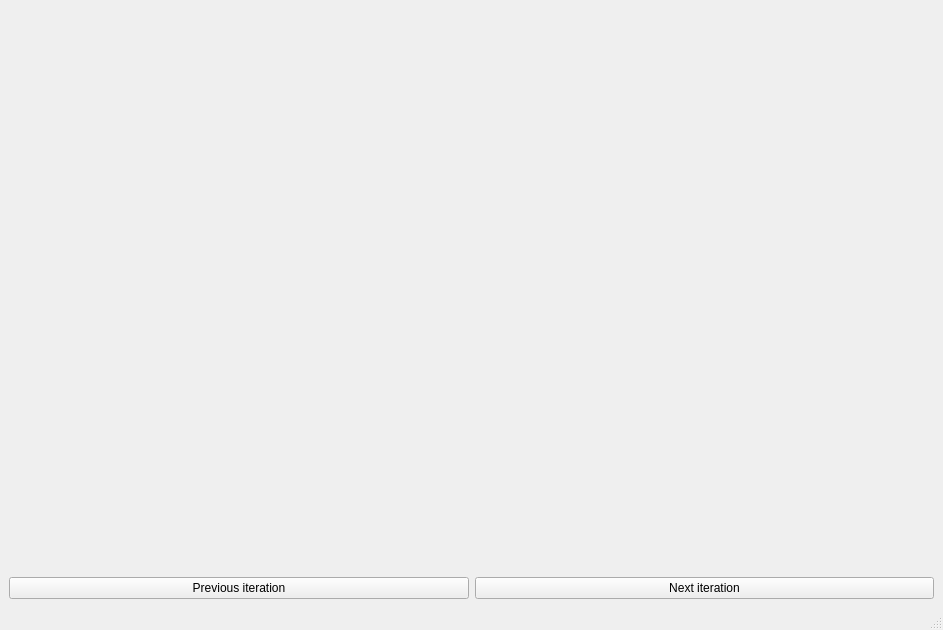
This is visualiser.ui in jimboboliver/limitedMemoryMCTS as Qt 5 draws it before an edit. The edited form follows.
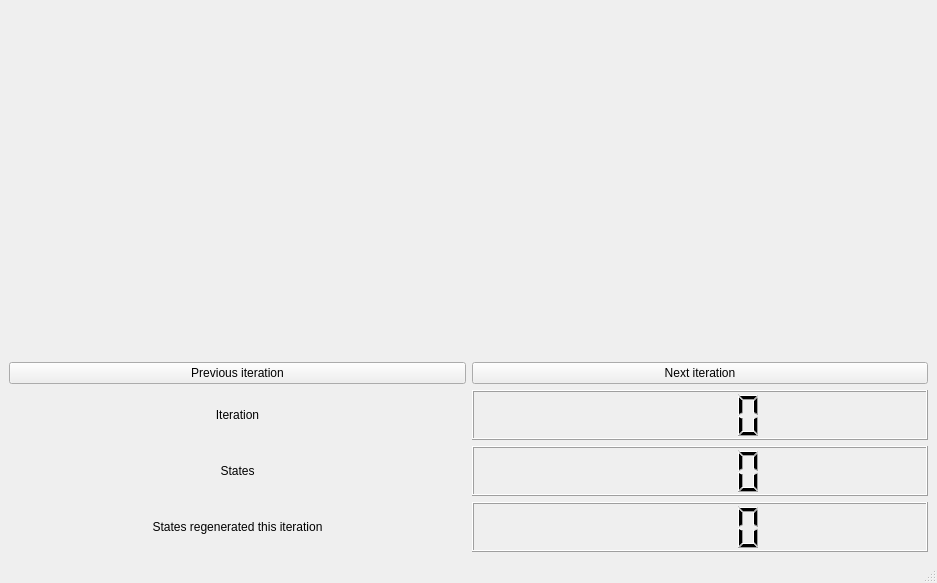
This is the edited form.

Diff of the .ui file:
```diff
--- a/visualiser.ui
+++ b/visualiser.ui
@@ -6,8 +6,8 @@
    <rect>
     <x>0</x>
     <y>0</y>
-    <width>943</width>
-    <height>630</height>
+    <width>937</width>
+    <height>583</height>
    </rect>
   </property>
   <property name="windowTitle">
@@ -43,6 +43,108 @@
       </item>
      </layout>
     </item>
+    <item>
+     <layout class="QHBoxLayout" name="horizontalLayout_2">
+      <item>
+       <widget class="QLabel" name="label">
+        <property name="sizePolicy">
+         <sizepolicy hsizetype="Preferred" vsizetype="Maximum">
+          <horstretch>0</horstretch>
+          <verstretch>0</verstretch>
+         </sizepolicy>
+        </property>
+        <property name="maximumSize">
+         <size>
+          <width>16777215</width>
+          <height>50</height>
+         </size>
+        </property>
+        <property name="text">
+         <string>Iteration</string>
+        </property>
+        <property name="alignment">
+         <set>Qt::AlignCenter</set>
+        </property>
+       </widget>
+      </item>
+      <item>
+       <widget class="QLCDNumber" name="iterationNumber">
+        <property name="sizePolicy">
+         <sizepolicy hsizetype="Preferred" vsizetype="Maximum">
+          <horstretch>0</horstretch>
+          <verstretch>0</verstretch>
+         </sizepolicy>
+        </property>
+        <property name="maximumSize">
+         <size>
+          <width>16777215</width>
+          <height>50</height>
+         </size>
+        </property>
+       </widget>
+      </item>
+     </layout>
+    </item>
+    <item>
+     <layout class="QHBoxLayout" name="horizontalLayout_4">
+      <item>
+       <widget class="QLabel" name="label_3">
+        <property name="maximumSize">
+         <size>
+          <width>16777215</width>
+          <height>50</height>
+         </size>
+        </property>
+        <property name="text">
+         <string>States</string>
+        </property>
+        <property name="alignment">
+         <set>Qt::AlignCenter</set>
+        </property>
+       </widget>
+      </item>
+      <item>
+       <widget class="QLCDNumber" name="statesNumber">
+        <property name="maximumSize">
+         <size>
+          <width>16777215</width>
+          <height>50</height>
+         </size>
+        </property>
+       </widget>
+      </item>
+     </layout>
+    </item>
+    <item>
+     <layout class="QHBoxLayout" name="horizontalLayout_3">
+      <item>
+       <widget class="QLabel" name="label_2">
+        <property name="maximumSize">
+         <size>
+          <width>16777215</width>
+          <height>50</height>
+         </size>
+        </property>
+        <property name="text">
+         <string>States regenerated this iteration</string>
+        </property>
+        <property name="alignment">
+         <set>Qt::AlignCenter</set>
+        </property>
+       </widget>
+      </item>
+      <item>
+       <widget class="QLCDNumber" name="regenNumber">
+        <property name="maximumSize">
+         <size>
+          <width>16777215</width>
+          <height>50</height>
+         </size>
+        </property>
+       </widget>
+      </item>
+     </layout>
+    </item>
    </layout>
   </widget>
   <widget class="QStatusBar" name="statusbar"/>
```
